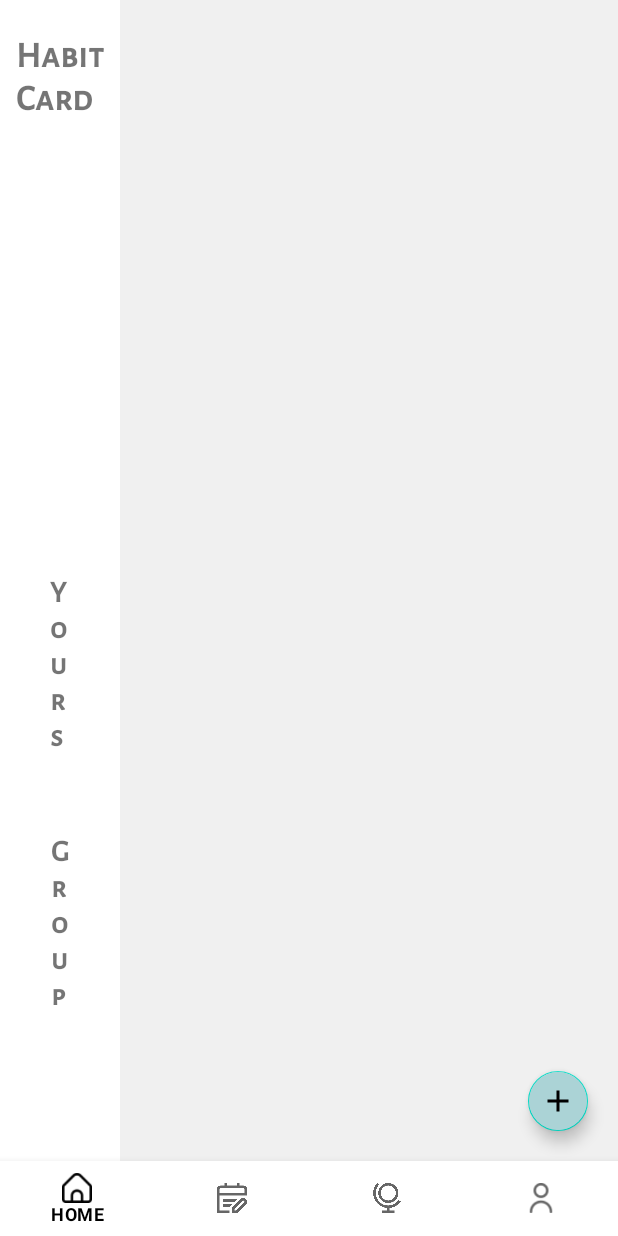
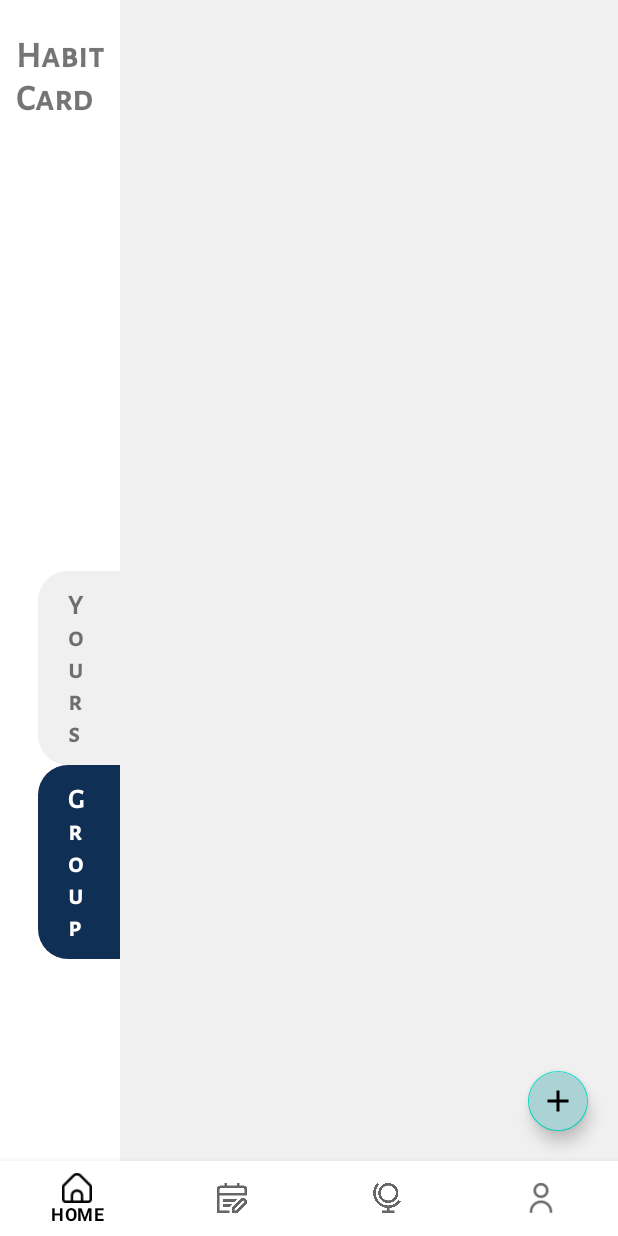
Before and after one commit to coo17/myHav, an Android app: the HabitFragment screen opened through its navigation route, on a phone screen of 412 x 824 dp. Run offline under Robolectric (Android 15) with nearby library versions, the phone set to English and light mode, and no system bars; our stand-ins replace Firebase (no records; nobody signed in at launch, a user with empty details on screens opened directly); libraries missing offline, so code that uses them is left out: com.github.sundeepk.compactcalendarview; Roboto replaces fonts that are not available here; 4 statements that could not run were skipped.

Commit message:
adjust profile floating button and add animator on habit page

```diff
--- a/app/build.gradle
+++ b/app/build.gradle
@@ -60,6 +60,7 @@ dependencies {
     implementation 'com.google.firebase:firebase-crashlytics-ktx:18.3.2'
     implementation 'com.google.firebase:firebase-analytics-ktx:21.2.0'
     implementation 'com.google.firebase:firebase-storage-ktx:20.1.0'
+    implementation 'com.firebaseui:firebase-ui-storage:7.2.0'
     implementation platform('com.google.firebase:firebase-bom:31.1.0')
     testImplementation 'junit:junit:4.13.2'
     androidTestImplementation 'androidx.test.ext:junit:1.1.3'
--- a/app/src/main/java/com/cleo/myha/data/Posts.kt
+++ b/app/src/main/java/com/cleo/myha/data/Posts.kt
@@ -1,5 +1,6 @@
 package com.cleo.myha.data
 
+import android.net.Uri
 import android.os.Parcelable
 import com.google.firebase.Timestamp
 import kotlinx.parcelize.Parcelize
@@ -13,7 +14,7 @@ data class Posts (
     var author: String = "",
     var title: String = "",
     var content: String = "",
-    var lastUpdatedTime: String? = null ,
+    var lastUpdatedTime: String? = null,
     var photo: String? = null,
     var tag: String = "",
     var comments: @RawValue List<CommentsInfo> ? = null
--- a/app/src/main/java/com/cleo/myha/habits/HabitFragment.kt
+++ b/app/src/main/java/com/cleo/myha/habits/HabitFragment.kt
@@ -1,5 +1,6 @@
 package com.cleo.myha.habits
 
+import android.animation.ObjectAnimator
 import android.os.Bundle
 import android.view.LayoutInflater
 import android.view.View
@@ -32,19 +33,36 @@ class HabitFragment : Fragment() {
         binding.viewPager.adapter = HabitViewPagerAdapter(childFragmentManager, lifecycle)
 
 
+        val positionButton1 = binding.layoutSingle
+        val positionButton2 = binding.layoutGroup
 
-
-
-        binding.text1.setOnClickListener {
+        binding.layoutSingle.setOnClickListener {
+            ObjectAnimator.ofFloat(positionButton1, "TranslationX", -20f).apply {
+                duration = 200
+                start()
+            }
+            ObjectAnimator.ofFloat(positionButton2, "TranslationX", 10f).apply {
+                duration = 200
+                start()
+            }
             binding.viewPager.post {
-                binding.viewPager.setCurrentItem(0,true)
+                binding.viewPager.setCurrentItem(0, true)
 
             }
         }
 
-        binding.text2.setOnClickListener {
+        binding.layoutGroup.setOnClickListener {
+            ObjectAnimator.ofFloat(positionButton1, "TranslationX", 10f).apply {
+                duration = 200
+                start()
+            }
+            ObjectAnimator.ofFloat(positionButton2, "TranslationX", -20f).apply {
+                duration = 200
+                start()
+            }
+
             binding.viewPager.post {
-                binding.viewPager.setCurrentItem(1,true)
+                binding.viewPager.setCurrentItem(1, true)
 
             }
         }
@@ -53,10 +71,6 @@ class HabitFragment : Fragment() {
             findNavController().navigate(NavGraphDirections.actionGlobalCreateHabitFragment())
         }
 
-
-
         return binding.root
     }
-
-
 }
--- a/app/src/main/java/com/cleo/myha/home/HomeFragment.kt
+++ b/app/src/main/java/com/cleo/myha/home/HomeFragment.kt
@@ -64,8 +64,8 @@ class HomeFragment : Fragment() {
                 Log.d("BBBBB", "${item.value}")
                 if(item.value == true){
                 val ev1 = Event(
-                    Color.YELLOW,
-                    item.key.timeInMillis,
+                    Color.parseColor("#ABD3D6"),
+                    item.key,
                     "i don't know why"
                 )
                 list.add(ev1)
@@ -76,11 +76,6 @@ class HomeFragment : Fragment() {
         })
 
 
-
-        val compactCalendar = Calendar.getInstance()
-        compactCalendar.set(2022, 11, 5)
-
-
         binding.compactcalendarView.setEventIndicatorStyle(1)
 
 
@@ -89,11 +84,6 @@ class HomeFragment : Fragment() {
             override fun onDayClick(dateClicked: Date) {
                 val events: List<Event> = binding.compactcalendarView.getEvents(dateClicked)
                 viewModel.setDate(dateClicked)
-                Toast.makeText(
-                    context,
-                    "Day was clicked: $dateClicked with events $events",
-                    Toast.LENGTH_SHORT
-                ).show()
                 Log.d("TAG", "Day was clicked: $dateClicked with events $events")
             }
 
--- a/app/src/main/java/com/cleo/myha/home/HomeViewModel.kt
+++ b/app/src/main/java/com/cleo/myha/home/HomeViewModel.kt
@@ -32,8 +32,8 @@ class HomeViewModel : ViewModel() {
     val doneList: LiveData<Map<String, Boolean>>
         get() = _doneList
 
-    private var _monthOfList = MutableLiveData<Map<Calendar, Boolean>>()
-    val monthOfList: LiveData<Map<Calendar, Boolean>>
+    private var _monthOfList = MutableLiveData<Map<Long, Boolean>>()
+    val monthOfList: LiveData<Map<Long, Boolean>>
         get() = _monthOfList
 
     var completedList = mutableMapOf<String, Boolean>()
@@ -145,14 +145,16 @@ class HomeViewModel : ViewModel() {
 //        val firstDateOfMonth = LocalDate.of(year, month, 1)
 //        Log.d("JOMALONE", "$dayOfWeeks")
         val firstDayOfMonth = Calendar.getInstance()
-        firstDayOfMonth.set(Calendar.DAY_OF_MONTH, 1)
+        firstDayOfMonth.set(Calendar.DAY_OF_YEAR, 1)
 
         val today = Date()
         val calendar = Calendar.getInstance()
 
-        calendar.add(Calendar.MONTH, 1)
-        calendar[Calendar.DAY_OF_MONTH] = 1
-        calendar.add(Calendar.DATE, -1)
+
+        calendar.add(Calendar.YEAR, 1) // 2023-12-3
+        calendar[Calendar.DAY_OF_YEAR] = 1  // 2023-1-1
+        calendar.add(Calendar.DATE, -1) // 2022-12-31
+
         val lastDayOfMonth = calendar.time
         val sdf: DateFormat = SimpleDateFormat("yyyy-MM-dd")
 
@@ -164,10 +166,10 @@ class HomeViewModel : ViewModel() {
         val totalCal = Calendar.getInstance()
         totalCal.time = firstDayOfMonth.time
 
-        val monthList = mutableMapOf<Calendar, Boolean>()
+        val monthList = mutableMapOf<Long, Boolean>()
         Log.d("X哥", "b${monthList.values}")
         while (totalCal.toInstant().epochSecond <= lastDayOfMonth.toInstant().epochSecond) {
-//        while (totalCal.time.time <= lastDayOfMonth.time) {
+
             val dayOfWeek =
                 Instant.ofEpochSecond(totalCal.timeInMillis).atZone(ZoneId.systemDefault())
                     .toLocalDate().dayOfWeek.value
@@ -180,10 +182,10 @@ class HomeViewModel : ViewModel() {
 
             if (toDoList.isNotEmpty()) {
 
-                monthList.put(totalCal, true)
+                monthList.put(totalCal.timeInMillis, true)
 
             } else {
-                monthList.put(totalCal, false)
+                monthList.put(totalCal.timeInMillis, false)
             }
 
             totalCal.add(Calendar.DATE, 1)
--- a/app/src/main/java/com/cleo/myha/profile/ProfileFragment.kt
+++ b/app/src/main/java/com/cleo/myha/profile/ProfileFragment.kt
@@ -40,9 +40,9 @@ class ProfileFragment : Fragment() {
 
 
 
-        binding.createPost.setOnClickListener {
-            findNavController().navigate(NavGraphDirections.actionGlobalPublishFragment())
-        }
+//        binding.createPost.setOnClickListener {
+//            findNavController().navigate(NavGraphDirections.actionGlobalPublishFragment())
+//        }
 
         return binding.root
     }
--- /dev/null
+++ b/app/src/main/res/drawable/cart_group_layout.xml
@@ -0,0 +1,5 @@
+<?xml version="1.0" encoding="utf-8"?>
+<shape xmlns:android="http://schemas.android.com/apk/res/android">
+    <corners android:radius="20dp" />
+    <solid android:color="@color/navy_blue" />
+</shape>
--- /dev/null
+++ b/app/src/main/res/drawable/cart_single_layout.xml
@@ -0,0 +1,5 @@
+<?xml version="1.0" encoding="utf-8"?>
+<shape xmlns:android="http://schemas.android.com/apk/res/android">
+    <corners android:radius="20dp" />
+    <solid android:color="@color/light_grey" />
+</shape>
--- a/app/src/main/res/layout/fragment_habit.xml
+++ b/app/src/main/res/layout/fragment_habit.xml
@@ -12,7 +12,6 @@
         app:layout_constraintTop_toTopOf="parent"
         app:layout_constraintBottom_toBottomOf="parent">
 
-
         <TextView
             android:id="@+id/header"
             android:layout_width="wrap_content"
@@ -26,107 +25,66 @@
             app:layout_constraintTop_toTopOf="parent"
             app:layout_constraintEnd_toEndOf="parent"/>
 
+        <androidx.constraintlayout.widget.ConstraintLayout
+            android:id="@+id/layout_single"
+            android:layout_width="100dp"
+            android:layout_height="wrap_content"
+            android:layout_marginTop="300dp"
+            android:layout_marginEnd="-70dp"
+            android:background="@drawable/cart_single_layout"
+             app:layout_constraintStart_toStartOf="parent"
+            app:layout_constraintEnd_toEndOf="parent"
+            app:layout_constraintTop_toBottomOf="@id/header">
+
             <TextView
                 android:id="@+id/text1"
                 android:layout_width="wrap_content"
-                android:layout_height="0dp"
+                android:layout_height="wrap_content"
                 android:text="Y \no\nu\nr\ns"
-                android:textSize="20dp"
+                android:textSize="18sp"
                 android:textStyle="bold"
-                android:layout_marginTop="300dp"
+                android:layout_marginTop="10dp"
+                android:layout_marginBottom="10dp"
+                android:layout_marginStart="20dp"
                 android:fontFamily="@font/alegreya_sans_sc_medium"
                app:layout_constraintStart_toStartOf="parent"
-                app:layout_constraintEnd_toEndOf="parent"
-                app:layout_constraintTop_toBottomOf="@id/header"/>
+                app:layout_constraintTop_toTopOf="parent"
+                app:layout_constraintBottom_toBottomOf="parent"/>
 
+        </androidx.constraintlayout.widget.ConstraintLayout>
+
+
+
+        <androidx.constraintlayout.widget.ConstraintLayout
+            android:id="@+id/layout_group"
+            android:layout_width="100dp"
+            android:layout_height="wrap_content"
+            android:background="@drawable/cart_group_layout"
+            android:layout_marginEnd="-70dp"
+            app:layout_constraintStart_toStartOf="parent"
+            app:layout_constraintEnd_toEndOf="parent"
+            app:layout_constraintTop_toBottomOf="@id/layout_single">
 
         <TextView
             android:id="@+id/text2"
             android:layout_width="wrap_content"
-            android:layout_height="0dp"
+            android:layout_height="wrap_content"
             android:fontFamily="@font/alegreya_sans_sc_medium"
             android:text="G\nr\no\nu\np"
-            android:textSize="20dp"
+            android:textSize="18sp"
             android:textStyle="bold"
-            android:layout_marginTop="50dp"
-            app:layout_constraintEnd_toEndOf="parent"
+            android:layout_marginTop="10dp"
+            android:layout_marginBottom="10dp"
+            android:layout_marginStart="20dp"
+            android:textColor="@color/white"
+            app:layout_constraintBottom_toBottomOf="parent"
             app:layout_constraintStart_toStartOf="parent"
-            app:layout_constraintTop_toBottomOf="@id/text1"/>
+            app:layout_constraintTop_toTopOf="parent"/>
+
+        </androidx.constraintlayout.widget.ConstraintLayout>
 
 
     </androidx.constraintlayout.widget.ConstraintLayout>
-<!--    <View-->
-<!--        android:id="@+id/viewSingle"-->
-<!--        android:layout_width="350dp"-->
-<!--        android:layout_height="2dp"-->
-<!--        android:layout_marginTop="100dp"-->
-<!--        android:background="@color/light_grey"-->
-<!--        app:layout_constraintTop_toTopOf="parent"-->
-<!--        app:layout_constraintStart_toStartOf="parent"/>-->
-
-<!--    <View-->
-<!--        android:id="@+id/viewSingle2"-->
-<!--        android:layout_width="1dp"-->
-<!--        android:layout_height="650dp"-->
-<!--        android:background="@color/light_grey"-->
-<!--        app:layout_constraintTop_toTopOf="@id/viewSingle"-->
-<!--        app:layout_constraintStart_toEndOf="@id/viewSingle"/>-->
-
-
-<!--    <androidx.constraintlayout.widget.ConstraintLayout-->
-<!--        android:id="@+id/textView1"-->
-<!--        android:layout_width="0dp"-->
-<!--        android:layout_height="200dp"-->
-<!--        android:layout_marginEnd="10dp"-->
-<!--        android:background="@drawable/bookmark_shape"-->
-<!--        app:layout_constraintTop_toTopOf="@id/viewSingle"-->
-<!--        app:layout_constraintStart_toEndOf="@id/viewSingle"-->
-<!--        app:layout_constraintEnd_toEndOf="parent"-->
-<!--        android:visibility="visible">-->
-
-<!--    <TextView-->
-<!--        android:id="@+id/text1"-->
-<!--        android:layout_width="match_parent"-->
-<!--        android:layout_height="wrap_content"-->
-<!--        android:text="Yours"-->
-<!--        android:rotation="90"-->
-<!--        android:textSize="18dp"-->
-<!--        android:textStyle="bold"-->
-<!--        android:fontFamily="@font/alegreya_sans_sc_medium"-->
-<!--        android:textColor="@color/navy_blue"-->
-<!--        app:layout_constraintEnd_toEndOf="parent"-->
-<!--        app:layout_constraintBottom_toBottomOf="parent"-->
-<!--        app:layout_constraintTop_toTopOf="parent"/>-->
-
-<!--    </androidx.constraintlayout.widget.ConstraintLayout>-->
-
-
-
-<!--    <androidx.constraintlayout.widget.ConstraintLayout-->
-<!--        android:id="@+id/textView2"-->
-<!--        android:layout_width="0dp"-->
-<!--        android:layout_height="200dp"-->
-<!--        android:layout_marginEnd="10dp"-->
-<!--        android:background="@drawable/bookmark_shape2"-->
-<!--        app:layout_constraintTop_toBottomOf="@id/textView1"-->
-<!--        app:layout_constraintStart_toEndOf="@id/viewSingle"-->
-<!--        app:layout_constraintEnd_toEndOf="parent"-->
-<!--        android:visibility="visible">-->
-
-<!--        <TextView-->
-<!--            android:id="@+id/text2"-->
-<!--            android:layout_width="match_parent"-->
-<!--            android:layout_height="wrap_content"-->
-<!--            android:text="Group"-->
-<!--            android:textSize="18dp"-->
-<!--            android:fontFamily="@font/alegreya_sans_sc_medium"-->
-<!--            android:textColor="@color/white"-->
-<!--            android:rotation="90"-->
-<!--            app:layout_constraintEnd_toEndOf="parent"-->
-<!--            app:layout_constraintBottom_toBottomOf="parent"-->
-<!--            app:layout_constraintTop_toTopOf="parent"/>-->
-
-<!--    </androidx.constraintlayout.widget.ConstraintLayout>-->
 
     <androidx.viewpager2.widget.ViewPager2
         android:id="@+id/viewPager"
```
Also changed, not shown: app/src/main/java/com/cleo/myha/discover/DiscoverAdapter.kt (+13 -2 lines), app/src/main/java/com/cleo/myha/profile/ProfilePostFragment.kt (+5 -2 lines), app/src/main/java/com/cleo/myha/publish/PublishFragment.kt (+48 -22 lines), app/src/main/java/com/cleo/myha/publish/PublishViewModel.kt (+11 -1 lines), app/src/main/res/layout/fragment_profile.xml (+12 -12 lines), app/src/main/res/layout/fragment_profile_post.xml (+15 -0 lines), app/src/main/res/layout/fragment_publish.xml (+15 -24 lines).
